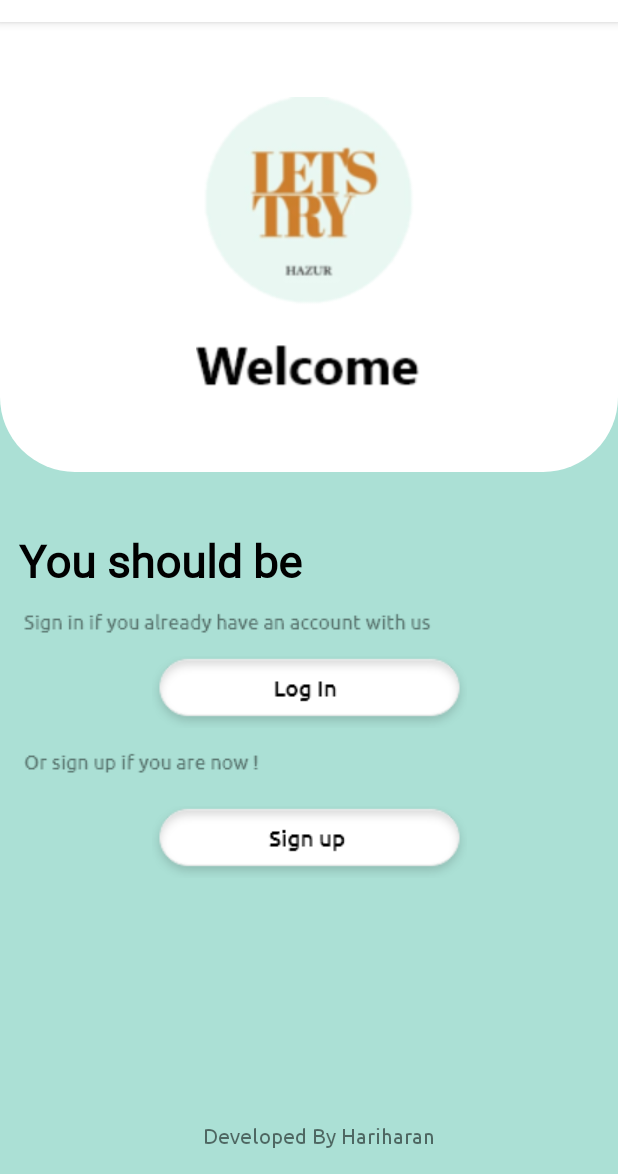
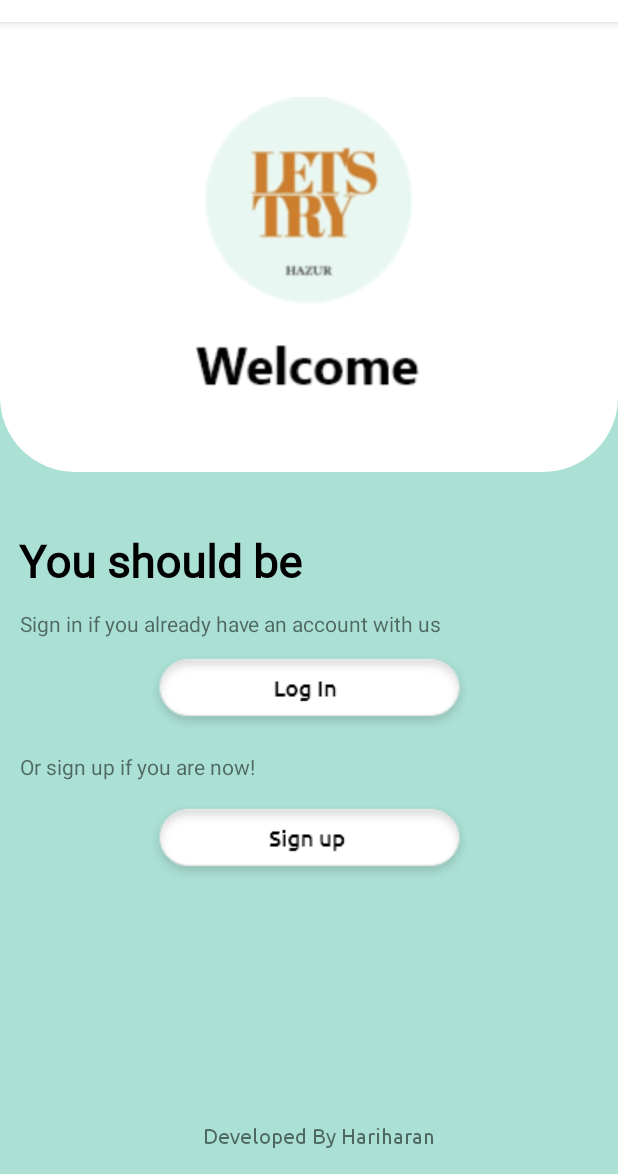
Before and after one commit to hariTH-0828/androidStudio, an Android app: the screen it shows after launch (MainActivity), on a phone screen of 412 x 824 dp, the part 62-1236 px from its top. Run offline under Robolectric (Android 15) with nearby library versions, the phone set to English and light mode, and no system bars.

Commit message:
Local update

```diff
--- a/app/src/main/res/layout/activity_main.xml
+++ b/app/src/main/res/layout/activity_main.xml
@@ -43,16 +43,18 @@
         app:layout_constraintTop_toTopOf="parent"
         app:layout_constraintVertical_bias="0.466" />
 
-    <ImageView
+    <TextView
         android:layout_width="wrap_content"
         android:layout_height="wrap_content"
-        android:src="@drawable/sigin_heading"
+        android:background="@android:color/transparent"
+        android:text="@string/signup_header"
+        android:textStyle="normal"
         app:layout_constraintBottom_toBottomOf="parent"
         app:layout_constraintEnd_toEndOf="parent"
-        app:layout_constraintHorizontal_bias="0.123"
+        app:layout_constraintHorizontal_bias="0.1"
         app:layout_constraintStart_toStartOf="parent"
-        app:layout_constraintTop_toTopOf="parent"
-        app:layout_constraintVertical_bias="0.522" />
+        app:layout_constraintTop_toTopOf="@+id/linearLayoutCompat"
+        app:layout_constraintVertical_bias="0.523" />
 
     <ImageButton
         android:id="@+id/onLogin"
@@ -65,18 +67,21 @@
         app:layout_constraintStart_toStartOf="parent"
         app:layout_constraintTop_toTopOf="@+id/linearLayoutCompat"
         app:layout_constraintVertical_bias="0.587"
-        tools:ignore="MissingConstraints" />
+        tools:ignore="MissingConstraints"
+        android:contentDescription="Login_Button" />
 
-    <ImageView
+    <TextView
         android:layout_width="wrap_content"
         android:layout_height="wrap_content"
-        android:src="@drawable/signup_heading"
+        android:background="@android:color/transparent"
+        android:text="@string/login_header"
+        android:textStyle="normal"
         app:layout_constraintBottom_toBottomOf="parent"
         app:layout_constraintEnd_toEndOf="parent"
-        app:layout_constraintHorizontal_bias="0.063"
+        app:layout_constraintHorizontal_bias="0.051"
         app:layout_constraintStart_toStartOf="parent"
-        app:layout_constraintTop_toTopOf="parent"
-        app:layout_constraintVertical_bias="0.646" />
+        app:layout_constraintTop_toTopOf="@+id/linearLayoutCompat"
+        app:layout_constraintVertical_bias="0.65" />
 
     <ImageButton
         android:id="@+id/onSignup"
@@ -89,7 +94,8 @@
         app:layout_constraintHorizontal_bias="0.502"
         app:layout_constraintStart_toStartOf="parent"
         app:layout_constraintTop_toTopOf="@+id/linearLayoutCompat"
-        app:layout_constraintVertical_bias="0.726" />
+        app:layout_constraintVertical_bias="0.726"
+        android:contentDescription="Signup_Button" />
 
     <TextView
         android:id="@+id/textView3"
--- a/app/src/main/res/values/strings.xml
+++ b/app/src/main/res/values/strings.xml
@@ -5,4 +5,6 @@
     <string name="header_image">Header Image</string>
     <string name="developer_name">Developed By Hariharan</string>
     <string name="index_btn_name">Let\'s Start</string>
+    <string name="signup_header">Sign in if you already have an account with us</string>
+    <string name="login_header">Or sign up if you are now!</string>
 </resources>
```
